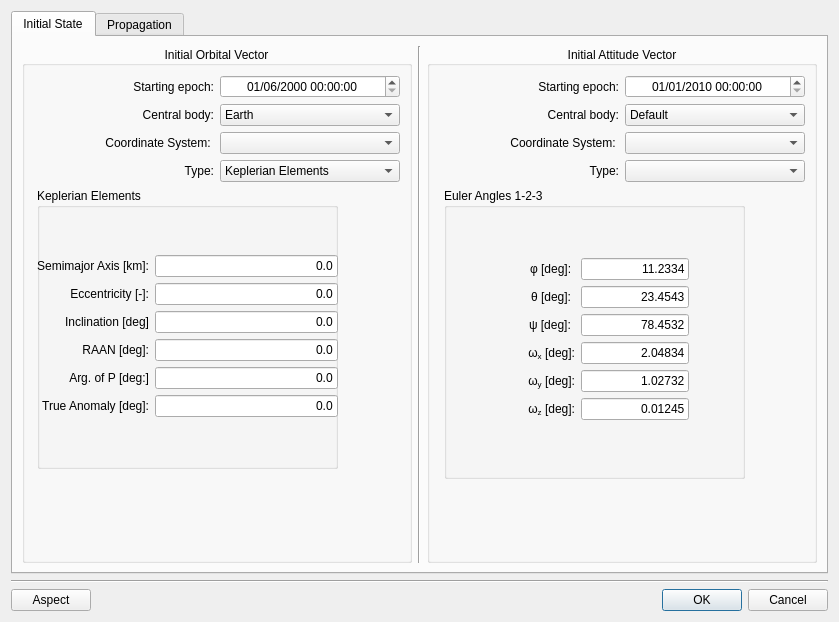
This is sta-src/Loitering/loitering.ui in Dwarf-Planet-Project/SpaceDesignTool as Qt 5 draws it before an edit. The edited form follows.
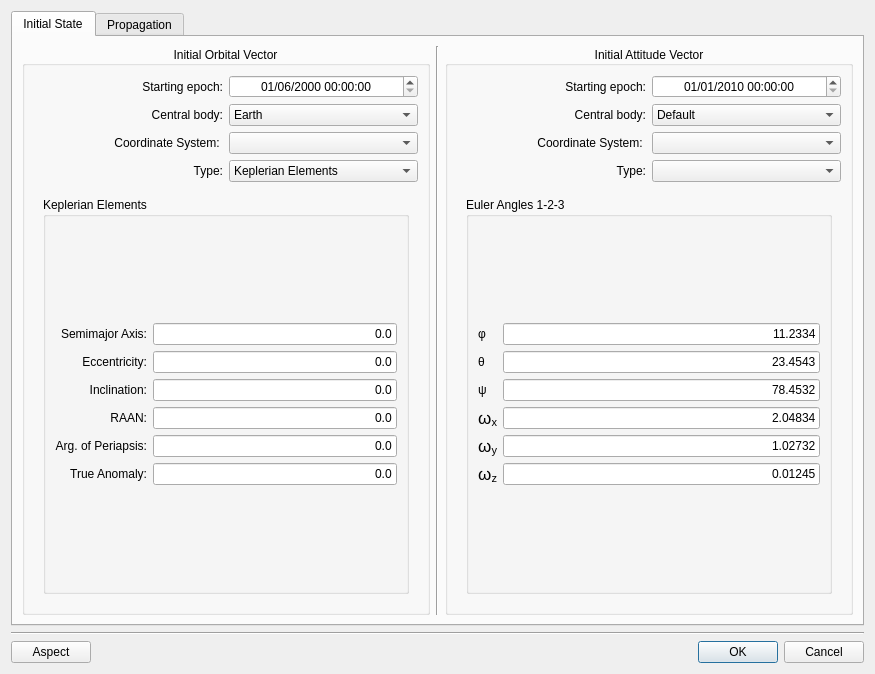
This is the edited form. Icons and pictures are not drawn.

Commit message: Updating the LOITERING GUI as to incorporate part of the new services to change units on the fly

Patch:
```diff
--- a/sta-src/Loitering/loitering.ui
+++ b/sta-src/Loitering/loitering.ui
@@ -6,8 +6,8 @@
    <rect>
     <x>0</x>
     <y>0</y>
-    <width>839</width>
-    <height>622</height>
+    <width>875</width>
+    <height>674</height>
    </rect>
   </property>
   <property name="windowTitle">
@@ -340,15 +340,9 @@
                      <number>0</number>
                     </property>
                     <widget class="QWidget" name="keplerianPage">
+                     <layout class="QGridLayout" name="gridLayout_18">
+                      <item row="0" column="0">
                      <widget class="QGroupBox" name="KeplerianGroupBox">
-                      <property name="geometry">
-                       <rect>
-                        <x>3</x>
-                        <y>0</y>
-                        <width>301</width>
-                        <height>281</height>
-                       </rect>
-                      </property>
                       <property name="toolTip">
                        <string>Orbital elements are the parameters required to uniquely identify a specific orbit.
 In celestial mechanics these elements are generally considered in classical two-body 
@@ -363,76 +357,13 @@
                       <property name="flat">
                        <bool>true</bool>
                       </property>
-                      <widget class="QWidget" name="formLayoutWidget_3">
-                       <property name="geometry">
-                        <rect>
-                         <x>0</x>
-                         <y>20</y>
-                         <width>301</width>
-                         <height>256</height>
-                        </rect>
-                       </property>
-                       <layout class="QFormLayout" name="formLayout_3">
-                        <property name="labelAlignment">
-                         <set>Qt::AlignRight|Qt::AlignTrailing|Qt::AlignVCenter</set>
-                        </property>
-                        <property name="formAlignment">
-                         <set>Qt::AlignCenter</set>
-                        </property>
+                        <layout class="QGridLayout" name="gridLayout_9">
+                         <item row="0" column="0">
+                          <layout class="QGridLayout" name="gridLayoutKeplerianElements">
                         <item row="0" column="0">
                          <widget class="QLabel" name="a_3">
                           <property name="text">
-                           <string>Semimajor Axis [km]:</string>
-                          </property>
-                          <property name="alignment">
-                           <set>Qt::AlignRight|Qt::AlignTrailing|Qt::AlignVCenter</set>
-                          </property>
-                         </widget>
-                        </item>
-                        <item row="1" column="0">
-                         <widget class="QLabel" name="e_3">
-                          <property name="text">
-                           <string>Eccentricity [-]:</string>
-                          </property>
-                          <property name="alignment">
-                           <set>Qt::AlignRight|Qt::AlignTrailing|Qt::AlignVCenter</set>
-                          </property>
-                         </widget>
-                        </item>
-                        <item row="2" column="0">
-                         <widget class="QLabel" name="i_3">
-                          <property name="text">
-                           <string>Inclination [deg]</string>
-                          </property>
-                          <property name="alignment">
-                           <set>Qt::AlignRight|Qt::AlignTrailing|Qt::AlignVCenter</set>
-                          </property>
-                         </widget>
-                        </item>
-                        <item row="3" column="0">
-                         <widget class="QLabel" name="raan_3">
-                          <property name="text">
-                           <string>RAAN [deg]:</string>
-                          </property>
-                          <property name="alignment">
-                           <set>Qt::AlignRight|Qt::AlignTrailing|Qt::AlignVCenter</set>
-                          </property>
-                         </widget>
-                        </item>
-                        <item row="4" column="0">
-                         <widget class="QLabel" name="omega_3">
-                          <property name="text">
-                           <string>Arg. of P [deg:]</string>
-                          </property>
-                          <property name="alignment">
-                           <set>Qt::AlignRight|Qt::AlignTrailing|Qt::AlignVCenter</set>
-                          </property>
-                         </widget>
-                        </item>
-                        <item row="5" column="0">
-                         <widget class="QLabel" name="nu_3">
-                          <property name="text">
-                           <string>True Anomaly [deg]:</string>
+                              <string>Semimajor Axis:</string>
                           </property>
                           <property name="alignment">
                            <set>Qt::AlignRight|Qt::AlignTrailing|Qt::AlignVCenter</set>
@@ -455,6 +386,16 @@
                           </property>
                          </widget>
                         </item>
+                           <item row="1" column="0">
+                            <widget class="QLabel" name="e_3">
+                             <property name="text">
+                              <string>Eccentricity:</string>
+                             </property>
+                             <property name="alignment">
+                              <set>Qt::AlignRight|Qt::AlignTrailing|Qt::AlignVCenter</set>
+                             </property>
+                            </widget>
+                           </item>
                         <item row="1" column="1">
                          <widget class="QLineEdit" name="eccentricityEdit">
                           <property name="toolTip">
@@ -469,6 +410,16 @@
                           </property>
                          </widget>
                         </item>
+                           <item row="2" column="0">
+                            <widget class="QLabel" name="i_3">
+                             <property name="text">
+                              <string>Inclination:</string>
+                             </property>
+                             <property name="alignment">
+                              <set>Qt::AlignRight|Qt::AlignTrailing|Qt::AlignVCenter</set>
+                             </property>
+                            </widget>
+                           </item>
                         <item row="2" column="1">
                          <widget class="QLineEdit" name="inclinationEdit">
                           <property name="toolTip">
@@ -484,6 +435,16 @@
                           </property>
                          </widget>
                         </item>
+                           <item row="3" column="0">
+                            <widget class="QLabel" name="raan_3">
+                             <property name="text">
+                              <string>RAAN:</string>
+                             </property>
+                             <property name="alignment">
+                              <set>Qt::AlignRight|Qt::AlignTrailing|Qt::AlignVCenter</set>
+                             </property>
+                            </widget>
+                           </item>
                         <item row="3" column="1">
                          <widget class="QLineEdit" name="raanEdit">
                           <property name="toolTip">
@@ -499,6 +460,16 @@
                           </property>
                          </widget>
                         </item>
+                           <item row="4" column="0">
+                            <widget class="QLabel" name="omega_3">
+                             <property name="text">
+                              <string>Arg. of Periapsis:</string>
+                             </property>
+                             <property name="alignment">
+                              <set>Qt::AlignRight|Qt::AlignTrailing|Qt::AlignVCenter</set>
+                             </property>
+                            </widget>
+                           </item>
                         <item row="4" column="1">
                          <widget class="QLineEdit" name="argOfPeriapsisEdit">
                           <property name="toolTip">
@@ -518,6 +489,16 @@
                           </property>
                          </widget>
                         </item>
+                           <item row="5" column="0">
+                            <widget class="QLabel" name="nu_3">
+                             <property name="text">
+                              <string>True Anomaly:</string>
+                             </property>
+                             <property name="alignment">
+                              <set>Qt::AlignRight|Qt::AlignTrailing|Qt::AlignVCenter</set>
+                             </property>
+                            </widget>
+                           </item>
                         <item row="5" column="1">
                          <widget class="QLineEdit" name="trueAnomalyEdit">
                           <property name="toolTip">
@@ -533,8 +514,11 @@
                          </widget>
                         </item>
                        </layout>
-                      </widget>
-                     </widget>
+                         </item>
+                        </layout>
+                       </widget>
+                      </item>
+                     </layout>
                     </widget>
                     <widget class="QWidget" name="stateVectorPage">
                      <widget class="QGroupBox" name="groupBox_2">
@@ -1069,15 +1053,9 @@
                      <number>0</number>
                     </property>
                     <widget class="QWidget" name="Euler123Page">
-                     <widget class="QGroupBox" name="groupBox_10">
-                      <property name="geometry">
-                       <rect>
-                        <x>5</x>
-                        <y>0</y>
-                        <width>301</width>
-                        <height>291</height>
-                       </rect>
-                      </property>
+                     <layout class="QGridLayout" name="gridLayout_17">
+                      <item row="0" column="0">
+                       <widget class="QGroupBox" name="groupBoxEuler123">
                       <property name="whatsThis">
                        <string extracomment="Euler attitude angles in 1-2-3 sequence"/>
                       </property>
@@ -1087,29 +1065,13 @@
                       <property name="flat">
                        <bool>true</bool>
                       </property>
-                      <widget class="QWidget" name="formLayoutWidget_7">
-                       <property name="geometry">
-                        <rect>
-                         <x>5</x>
-                         <y>20</y>
-                         <width>313</width>
-                         <height>261</height>
-                        </rect>
-                       </property>
-                       <layout class="QFormLayout" name="formLayout_7">
-                        <property name="fieldGrowthPolicy">
-                         <enum>QFormLayout::FieldsStayAtSizeHint</enum>
-                        </property>
-                        <property name="labelAlignment">
-                         <set>Qt::AlignRight|Qt::AlignTrailing|Qt::AlignVCenter</set>
-                        </property>
-                        <property name="formAlignment">
-                         <set>Qt::AlignCenter</set>
-                        </property>
+                        <layout class="QGridLayout" name="gridLayout_10">
                         <item row="0" column="0">
-                         <widget class="QLabel" name="alpha_4">
+                          <layout class="QGridLayout" name="gridLayoutEuler123">
+                           <item row="0" column="0">
+                            <widget class="QLabel" name="phiLabelEuler123">
                           <property name="text">
-                           <string>&amp;phi; [deg]: </string>
+                              <string>&amp;phi; </string>
                           </property>
                           <property name="textFormat">
                            <enum>Qt::RichText</enum>
@@ -1127,9 +1089,9 @@
                          </widget>
                         </item>
                         <item row="1" column="0">
-                         <widget class="QLabel" name="beta_4">
+                            <widget class="QLabel" name="thetaLabelEuler123">
                           <property name="text">
-                           <string>&amp;theta; [deg]: </string>
+                              <string>&amp;theta; </string>
                           </property>
                           <property name="textFormat">
                            <enum>Qt::RichText</enum>
@@ -1147,9 +1109,9 @@
                          </widget>
                         </item>
                         <item row="2" column="0">
-                         <widget class="QLabel" name="gamma_4">
+                            <widget class="QLabel" name="psiLabelEuler123">
                           <property name="text">
-                           <string>&amp;psi; [deg]: </string>
+                              <string>&amp;psi; </string>
                           </property>
                           <property name="textFormat">
                            <enum>Qt::RichText</enum>
@@ -1166,6 +1128,20 @@
                           </property>
                          </widget>
                         </item>
+                           <item row="3" column="0">
+                            <widget class="QLabel" name="omegaXLabelEuler123">
+                             <property name="text">
+                              <string>&lt;!DOCTYPE HTML PUBLIC &quot;-//W3C//DTD HTML 4.0//EN&quot; &quot;http://www.w3.org/TR/REC-html40/strict.dtd&quot;&gt;
+&lt;html&gt;&lt;head&gt;&lt;meta name=&quot;qrichtext&quot; content=&quot;1&quot; /&gt;&lt;style type=&quot;text/css&quot;&gt;
+p, li { white-space: pre-wrap; }
+&lt;/style&gt;&lt;/head&gt;&lt;body style=&quot; font-family:'Lucida Grande'; font-size:13pt; font-weight:400; font-style:normal;&quot;&gt;
+&lt;p style=&quot; margin-top:0px; margin-bottom:0px; margin-left:0px; margin-right:0px; -qt-block-indent:0; text-indent:0px;&quot;&gt;ω&lt;span style=&quot; vertical-align:sub;&quot;&gt;x&lt;/span&gt;&lt;/p&gt;&lt;/body&gt;&lt;/html&gt;</string>
+                             </property>
+                             <property name="alignment">
+                              <set>Qt::AlignRight|Qt::AlignTrailing|Qt::AlignVCenter</set>
+                             </property>
+                            </widget>
+                           </item>
                         <item row="3" column="1">
                          <widget class="QLineEdit" name="Euler123omegaX">
                           <property name="text">
@@ -1176,6 +1152,20 @@
                           </property>
                          </widget>
                         </item>
+                           <item row="4" column="0">
+                            <widget class="QLabel" name="omegaYLabelEuler123">
+                             <property name="text">
+                              <string>&lt;!DOCTYPE HTML PUBLIC &quot;-//W3C//DTD HTML 4.0//EN&quot; &quot;http://www.w3.org/TR/REC-html40/strict.dtd&quot;&gt;
+&lt;html&gt;&lt;head&gt;&lt;meta name=&quot;qrichtext&quot; content=&quot;1&quot; /&gt;&lt;style type=&quot;text/css&quot;&gt;
+p, li { white-space: pre-wrap; }
+&lt;/style&gt;&lt;/head&gt;&lt;body style=&quot; font-family:'Lucida Grande'; font-size:13pt; font-weight:400; font-style:normal;&quot;&gt;
+&lt;p style=&quot; margin-top:0px; margin-bottom:0px; margin-left:0px; margin-right:0px; -qt-block-indent:0; text-indent:0px;&quot;&gt;ω&lt;span style=&quot; vertical-align:sub;&quot;&gt;y&lt;/span&gt;&lt;/p&gt;&lt;/body&gt;&lt;/html&gt;</string>
+                             </property>
+                             <property name="alignment">
+                              <set>Qt::AlignRight|Qt::AlignTrailing|Qt::AlignVCenter</set>
+                             </property>
+                            </widget>
+                           </item>
                         <item row="4" column="1">
                          <widget class="QLineEdit" name="Euler123omegaY">
                           <property name="text">
@@ -1186,49 +1176,36 @@
                           </property>
                          </widget>
                         </item>
-                        <item row="5" column="1">
-                         <widget class="QLineEdit" name="Euler123omegaZ">
-                          <property name="text">
-                           <string>0.01245</string>
-                          </property>
-                          <property name="alignment">
-                           <set>Qt::AlignRight|Qt::AlignTrailing|Qt::AlignVCenter</set>
-                          </property>
-                         </widget>
-                        </item>
-                        <item row="3" column="0">
-                         <widget class="QLabel" name="raan_13">
-                          <property name="text">
-                           <string>ω&lt;span style=&quot;vertical-align:sub;&quot;&gt;x&lt;/span&gt; [deg]:</string>
-                          </property>
-                          <property name="alignment">
-                           <set>Qt::AlignRight|Qt::AlignTrailing|Qt::AlignVCenter</set>
-                          </property>
-                         </widget>
-                        </item>
-                        <item row="4" column="0">
-                         <widget class="QLabel" name="raan_14">
-                          <property name="text">
-                           <string>ω&lt;span style=&quot;vertical-align:sub;&quot;&gt;y&lt;/span&gt; [deg]:</string>
-                          </property>
-                          <property name="alignment">
-                           <set>Qt::AlignRight|Qt::AlignTrailing|Qt::AlignVCenter</set>
-                          </property>
-                         </widget>
-                        </item>
                         <item row="5" column="0">
                          <widget class="QLabel" name="raan_15">
                           <property name="text">
-                           <string>ω&lt;span style=&quot;vertical-align:sub;&quot;&gt;z&lt;/span&gt; [deg]:</string>
+                              <string>&lt;!DOCTYPE HTML PUBLIC &quot;-//W3C//DTD HTML 4.0//EN&quot; &quot;http://www.w3.org/TR/REC-html40/strict.dtd&quot;&gt;
+&lt;html&gt;&lt;head&gt;&lt;meta name=&quot;qrichtext&quot; content=&quot;1&quot; /&gt;&lt;style type=&quot;text/css&quot;&gt;
+p, li { white-space: pre-wrap; }
+&lt;/style&gt;&lt;/head&gt;&lt;body style=&quot; font-family:'Lucida Grande'; font-size:13pt; font-weight:400; font-style:normal;&quot;&gt;
+&lt;p style=&quot; margin-top:0px; margin-bottom:0px; margin-left:0px; margin-right:0px; -qt-block-indent:0; text-indent:0px;&quot;&gt;ω&lt;span style=&quot; vertical-align:sub;&quot;&gt;z&lt;/span&gt;&lt;/p&gt;&lt;/body&gt;&lt;/html&gt;</string>
                           </property>
                           <property name="alignment">
                            <set>Qt::AlignRight|Qt::AlignTrailing|Qt::AlignVCenter</set>
                           </property>
                          </widget>
                         </item>
-                       </layout>
-                      </widget>
-                     </widget>
+                           <item row="5" column="1">
+                            <widget class="QLineEdit" name="Euler123omegaZ">
+                             <property name="text">
+                              <string>0.01245</string>
+                             </property>
+                             <property name="alignment">
+                              <set>Qt::AlignRight|Qt::AlignTrailing|Qt::AlignVCenter</set>
+                             </property>
+                            </widget>
+                           </item>
+                          </layout>
+                         </item>
+                        </layout>
+                       </widget>
+                      </item>
+                     </layout>
                     </widget>
                     <widget class="QWidget" name="Euler321Page">
                      <widget class="QGroupBox" name="groupBox_11">
```
Left out of the diff: 309 changed lines with no effect on the pictures. Lines whose indentation alone changed are shown as unchanged. The commit also changes 2 other files.
